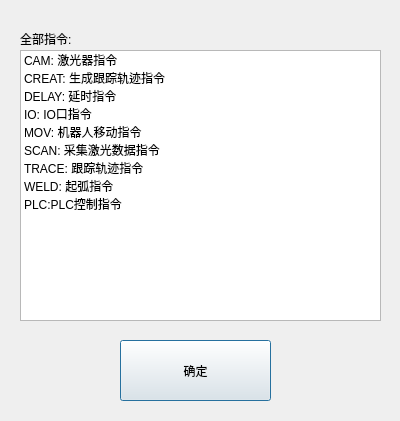
This is othercmddlg.ui in qubo188612/qtwelding as Qt 5 draws it before an edit. The edited form follows.
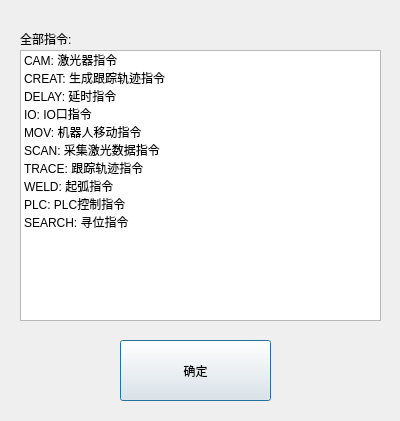
This is the edited form.

What changed in the file:
```diff
--- a/othercmddlg.ui
+++ b/othercmddlg.ui
@@ -93,7 +93,12 @@
    </item>
    <item>
     <property name="text">
-     <string>PLC:PLC控制指令</string>
+     <string>PLC: PLC控制指令</string>
+    </property>
+   </item>
+   <item>
+    <property name="text">
+     <string>SEARCH: 寻位指令</string>
     </property>
    </item>
   </widget>
```
